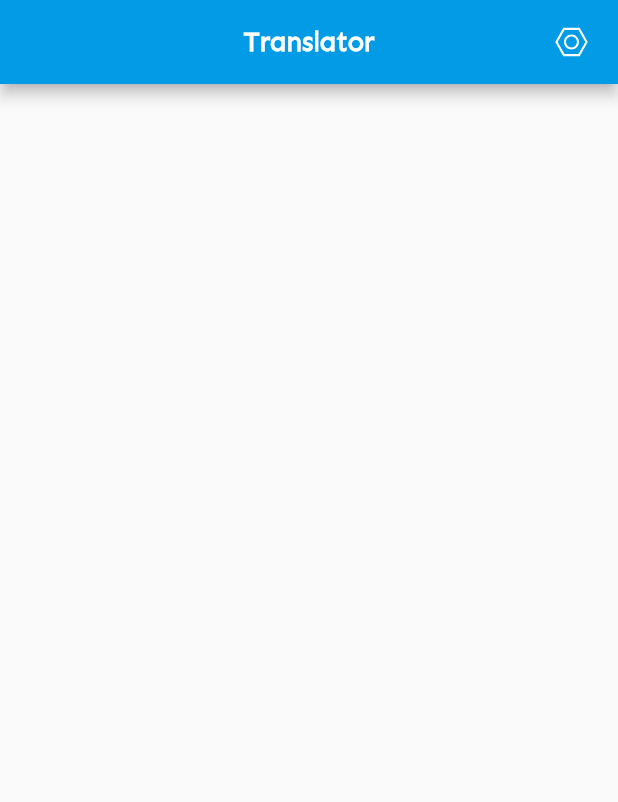
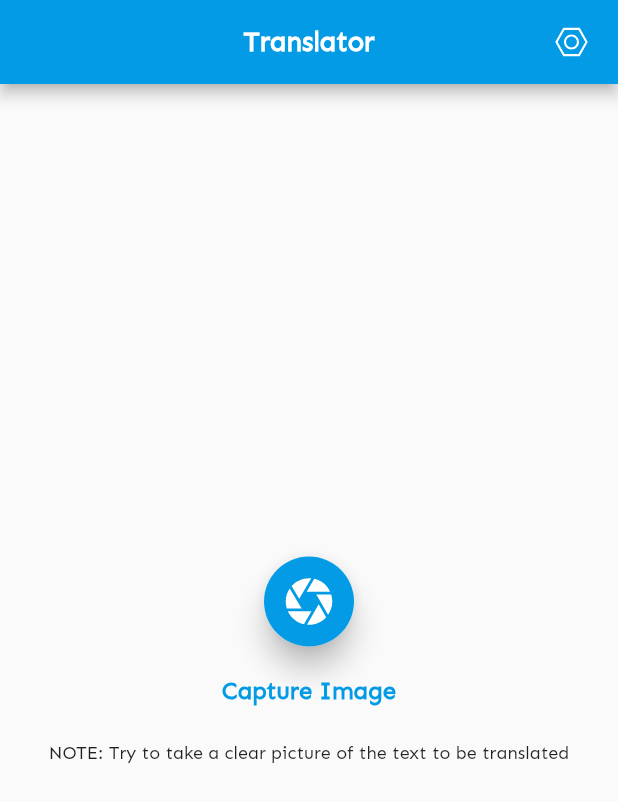
Before and after one commit to Ayush783/flutter_translator, a Flutter app: the screen it shows after launch, on a phone screen of 412 x 824 dp. Shown: the top 802 px of the screen. Run offline on Flutter 3.47's test engine with Material 2 defaults, Android fonts, the phone set to English and light mode, and no system bars; our stand-ins replace flutter_svg.

Commit message:
built ui of home screen

```diff
--- a/lib/const.dart
+++ b/lib/const.dart
@@ -2,3 +2,5 @@ import 'package:flutter/cupertino.dart';
 
 TextStyle primary =
     TextStyle(fontSize: 18, fontWeight: FontWeight.bold, fontFamily: 'Sen');
+
+Color primaryColor = Color(0xff039BE5);
--- a/lib/screens/homescreen.dart
+++ b/lib/screens/homescreen.dart
@@ -1,12 +1,63 @@
 import 'package:flutter/material.dart';
+import 'package:flutter_svg/flutter_svg.dart';
 
 import '../appbar.dart';
+import '../const.dart';
 
 class HomeScreen extends StatelessWidget {
   @override
   Widget build(BuildContext context) {
     return Scaffold(
       appBar: appbar,
+      body: Column(
+        mainAxisAlignment: MainAxisAlignment.center,
+        children: [
+          buildCaptureButton(),
+          Padding(padding: EdgeInsets.only(top: 20)),
+          Text(
+            'Capture Image',
+            style: TextStyle(
+              fontSize: 16,
+              fontWeight: FontWeight.bold,
+              color: primaryColor,
+            ),
+          ),
+          Padding(padding: EdgeInsets.only(top: 25)),
+          Padding(
+            padding: EdgeInsets.symmetric(horizontal: 20),
+            child: Text(
+              'NOTE: Try to take a clear picture of the text to be translated',
+              style: TextStyle(fontSize: 12),
+              textAlign: TextAlign.center,
+            ),
+          )
+        ],
+      ),
+    );
+  }
+
+  //capture button
+  Center buildCaptureButton() {
+    return Center(
+      child: GestureDetector(
+        onTap: () {},
+        child: Material(
+          elevation: 8,
+          borderRadius: BorderRadius.circular(30),
+          child: Container(
+              height: 60,
+              width: 60,
+              decoration: BoxDecoration(
+                  color: primaryColor, borderRadius: BorderRadius.circular(30)),
+              child: Center(
+                child: SvgPicture.asset(
+                  'icons/capture.svg',
+                  height: 40,
+                  width: 40,
+                ),
+              )),
+        ),
+      ),
     );
   }
 }
--- a/lib/theme.dart
+++ b/lib/theme.dart
@@ -2,5 +2,5 @@ import 'package:flutter/material.dart';
 
 ThemeData theme = ThemeData(
   primaryColor: Color(0xff039BE5),
-  fontFamily: 'Sen',
+  fontFamily: 'sen',
 );
```
